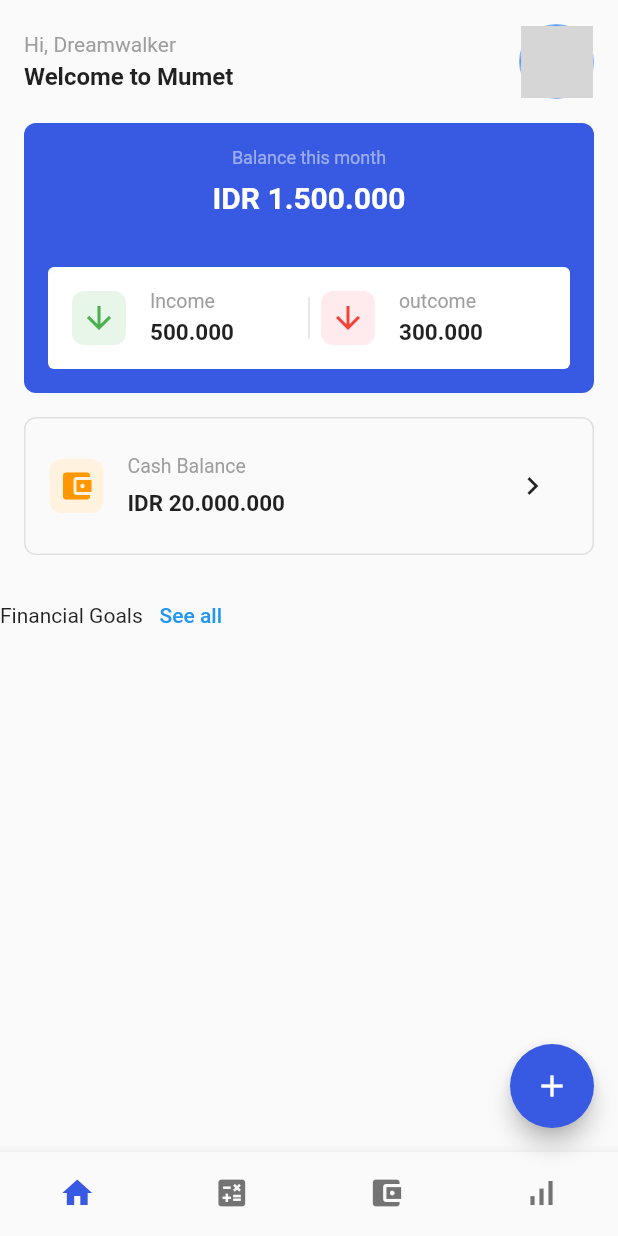
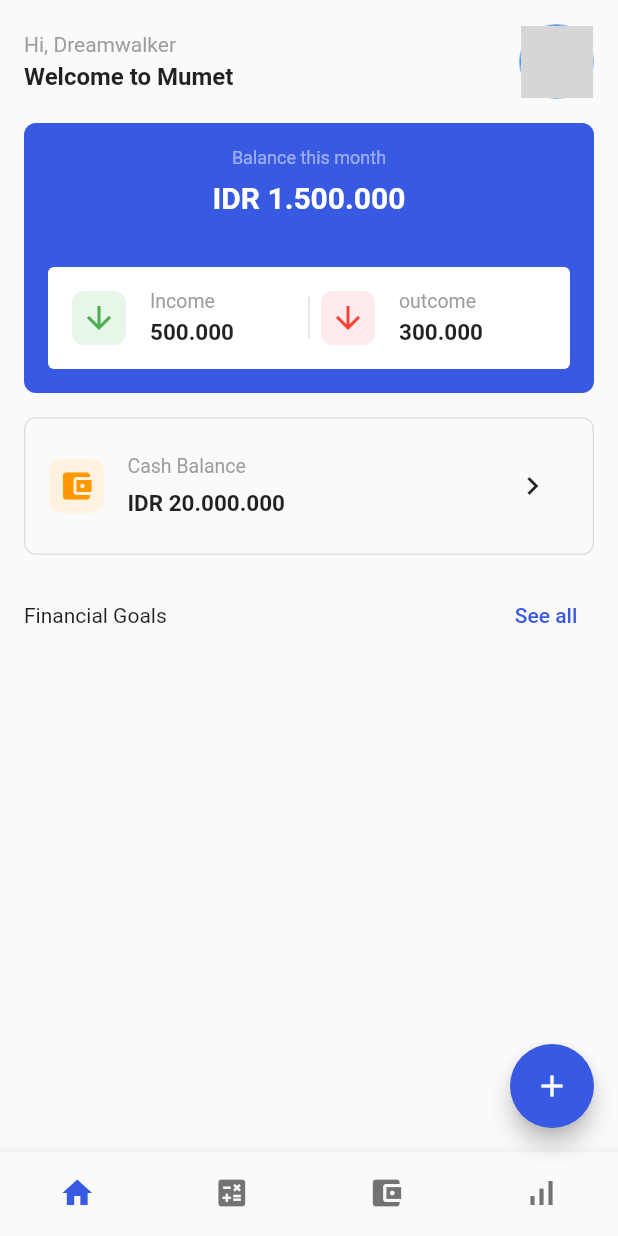
Before and after one commit to JAICHANGPARK/flutter_notebook_17th_story, a Flutter app: the screen it shows after launch, on a phone screen of 412 x 824 dp. Run offline on Flutter 3.47's test engine with Material 2 defaults, Android fonts, the phone set to English and light mode, and no system bars; our stand-ins replace cached_network_image, flutter_riverpod, ionicons; network calls fail; grey boxes are pictures that could not be loaded.

Commit message:
Update finance_home_component.dart

```diff
--- a/lib/ep1004_finance_app/src/ui/finance_home_component.dart
+++ b/lib/ep1004_finance_app/src/ui/finance_home_component.dart
@@ -255,11 +255,21 @@ class FinanceHomeComponent extends StatelessWidget {
               ),
             ),
           ),
-          Row(
-            children: [
-              Text("Financial Goals"),
-              TextButton(onPressed: (){}, child: Text("See all"))
-            ],
+          Padding(
+            padding: const EdgeInsets.symmetric(horizontal: 16),
+            child: Row(
+              children: [
+                const Text("Financial Goals"),
+                const Spacer(),
+                TextButton(
+                  onPressed: () {},
+                  child: const Text("See all"),
+                  style: TextButton.styleFrom(
+                    primary: financeMainColor,
+                  ),
+                )
+              ],
+            ),
           )
         ],
       ),
```
